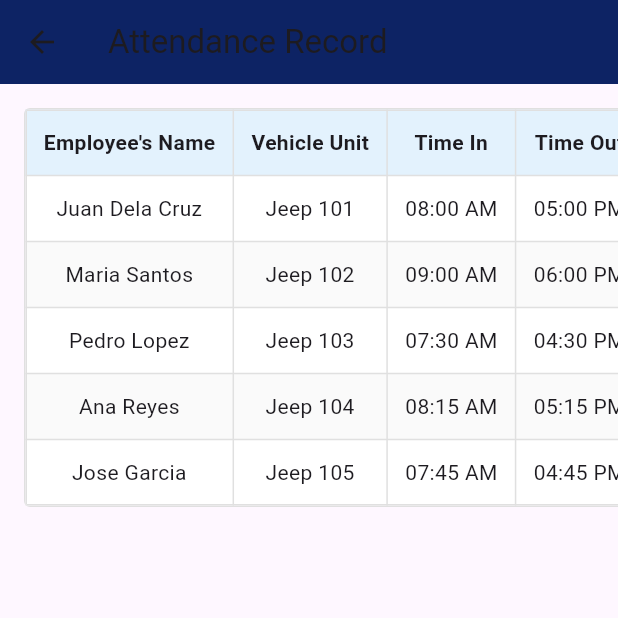
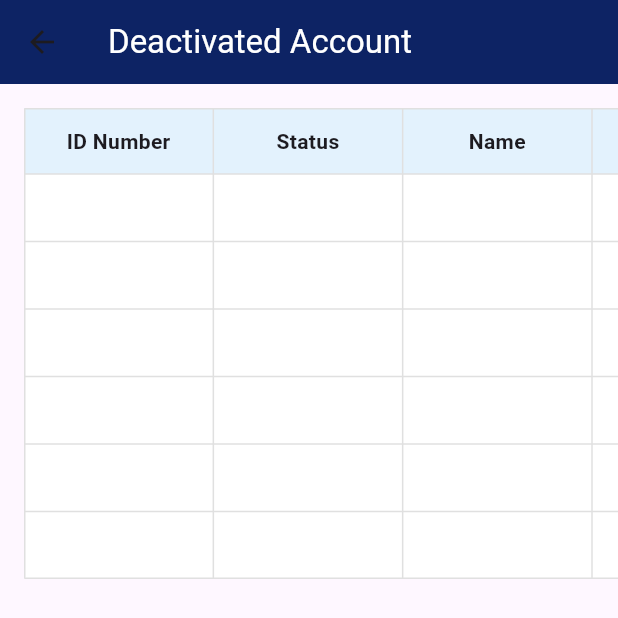
Before and after one commit to Venomous0511/JeepEZ, a Flutter app: the AttendanceScreen screen opened directly with empty values, on a phone screen of 412 x 824 dp. Shown: the top 618 px of the screen. Run offline on Flutter 3.47's test engine with Material 3 defaults, Android fonts, the phone set to English and light mode, and no system bars; our stand-ins replace cloud_firestore, firebase_auth, firebase_core; accounts and stored records are empty; generated files the repository leaves out were written again.

Commit message:
update deactivated account

```diff
--- a/lib/screens/SuperAdminScreen/deactivated_account.dart
+++ b/lib/screens/SuperAdminScreen/deactivated_account.dart
@@ -11,74 +11,50 @@ class AttendanceScreen extends StatefulWidget {
 
 class _AttendanceScreenState extends State<AttendanceScreen> {
   final List<Map<String, String>> attendanceData = const [
-    {
-      'name': 'Juan Dela Cruz',
-      'unit': 'Jeep 101',
-      'in': '08:00 AM',
-      'out': '05:00 PM',
-    },
-    {
-      'name': 'Maria Santos',
-      'unit': 'Jeep 102',
-      'in': '09:00 AM',
-      'out': '06:00 PM',
-    },
-    {
-      'name': 'Pedro Lopez',
-      'unit': 'Jeep 103',
-      'in': '07:30 AM',
-      'out': '04:30 PM',
-    },
-    {
-      'name': 'Ana Reyes',
-      'unit': 'Jeep 104',
-      'in': '08:15 AM',
-      'out': '05:15 PM',
-    },
-    {
-      'name': 'Jose Garcia',
-      'unit': 'Jeep 105',
-      'in': '07:45 AM',
-      'out': '04:45 PM',
-    },
+    {'ID number': '', 'Status': '', 'Name': '', 'Email': ''},
+    {'ID number': '', 'Status': '', 'Name': '', 'Email': ''},
+    {'ID number': '', 'Status': '', 'Name': '', 'Email': ''},
+    {'ID number': '', 'Status': '', 'Name': '', 'Email': ''},
+    {'ID number': '', 'Status': '', 'Name': '', 'Email': ''},
+    {'ID number': '', 'Status': '', 'Name': '', 'Email': ''},
   ];
 
   @override
   Widget build(BuildContext context) {
     return Scaffold(
       appBar: AppBar(
-        title: const Text('Attendance Record'),
+        title: const Text(
+          'Deactivated Account',
+          style: TextStyle(color: Colors.white),
+        ),
         backgroundColor: const Color(0xFF0D2364),
       ),
-      body: GestureDetector(
-        onHorizontalDragEnd: (details) {
-          // Swipe functionality - optional for navigation
-          if (details.primaryVelocity! > 0) {
-            debugPrint('Swiped right');
-          } else if (details.primaryVelocity! < 0) {
-            debugPrint('Swiped left');
-          }
-        },
+      body: LayoutBuilder(
+        builder: (context, constraints) {
+          return SingleChildScrollView(
+            scrollDirection: Axis.vertical,
             child: SingleChildScrollView(
               scrollDirection: Axis.horizontal,
               child: Container(
-            margin: const EdgeInsets.all(16),
-            decoration: BoxDecoration(
-              border: Border.all(color: Colors.grey.shade300),
-              borderRadius: BorderRadius.circular(4),
-            ),
+                constraints: const BoxConstraints(minWidth: 600),
+                padding: const EdgeInsets.all(16),
                 child: Table(
-              border: TableBorder.all(color: Colors.grey.shade300, width: 1.0),
-              defaultColumnWidth: const IntrinsicColumnWidth(),
+                  columnWidths: const {
+                    0: FlexColumnWidth(2), // ID Number
+                    1: FlexColumnWidth(2), // Status
+                    2: FlexColumnWidth(2), // Name
+                    3: FlexColumnWidth(3), // Email
+                  },
+                  border: TableBorder.all(color: Colors.grey.shade300),
                   children: [
-                // Table Header
+                    // Header Row
                     TableRow(
                       decoration: BoxDecoration(color: Colors.blue[50]),
                       children: const [
                         Padding(
                           padding: EdgeInsets.all(12.0),
                           child: Text(
-                        "Employee's Name",
+                            "ID Number",
                             style: TextStyle(fontWeight: FontWeight.bold),
                             textAlign: TextAlign.center,
                           ),
@@ -86,7 +62,7 @@ class _AttendanceScreenState extends State<AttendanceScreen> {
                         Padding(
                           padding: EdgeInsets.all(12.0),
                           child: Text(
-                        'Vehicle Unit',
+                            "Status",
                             style: TextStyle(fontWeight: FontWeight.bold),
                             textAlign: TextAlign.center,
                           ),
@@ -94,7 +70,7 @@ class _AttendanceScreenState extends State<AttendanceScreen> {
                         Padding(
                           padding: EdgeInsets.all(12.0),
                           child: Text(
-                        'Time In',
+                            "Name",
                             style: TextStyle(fontWeight: FontWeight.bold),
                             textAlign: TextAlign.center,
                           ),
@@ -102,47 +78,58 @@ class _AttendanceScreenState extends State<AttendanceScreen> {
                         Padding(
                           padding: EdgeInsets.all(12.0),
                           child: Text(
-                        'Time Out',
+                            "Email",
                             style: TextStyle(fontWeight: FontWeight.bold),
                             textAlign: TextAlign.center,
                           ),
                         ),
                       ],
                     ),
-                // Table Rows
+                    // Data Rows
                     ...attendanceData.map((record) {
                       int index = attendanceData.indexOf(record);
                       return TableRow(
                         decoration: BoxDecoration(
-                      color: index % 2 == 0 ? Colors.white : Colors.grey[50],
+                          color: index % 2 == 0
+                              ? Colors.white
+                              : Colors.grey[100],
                         ),
                         children: [
                           Padding(
                             padding: const EdgeInsets.all(12.0),
                             child: Text(
-                          record['name'] ?? '',
+                              record['ID number'] ?? '',
                               textAlign: TextAlign.center,
+                              style: const TextStyle(color: Colors.black87),
                             ),
                           ),
                           Padding(
                             padding: const EdgeInsets.all(12.0),
                             child: Text(
-                          record['unit'] ?? '',
+                              record['Status'] ?? '',
                               textAlign: TextAlign.center,
+                              style: const TextStyle(
+                                color: Colors.green,
+                                fontWeight: FontWeight.w500,
+                              ),
                             ),
                           ),
                           Padding(
                             padding: const EdgeInsets.all(12.0),
                             child: Text(
-                          record['in'] ?? '',
+                              record['Name'] ?? '',
                               textAlign: TextAlign.center,
+                              style: const TextStyle(color: Colors.black87),
                             ),
                           ),
                           Padding(
                             padding: const EdgeInsets.all(12.0),
                             child: Text(
-                          record['out'] ?? '',
+                              record['Email'] ?? '',
+                              maxLines: 1,
+                              overflow: TextOverflow.ellipsis,
                               textAlign: TextAlign.center,
+                              style: const TextStyle(color: Colors.black87),
                             ),
                           ),
                         ],
@@ -152,6 +139,8 @@ class _AttendanceScreenState extends State<AttendanceScreen> {
                 ),
               ),
             ),
+          );
+        },
       ),
     );
   }
```
Lines whose indentation alone changed are shown as unchanged.
